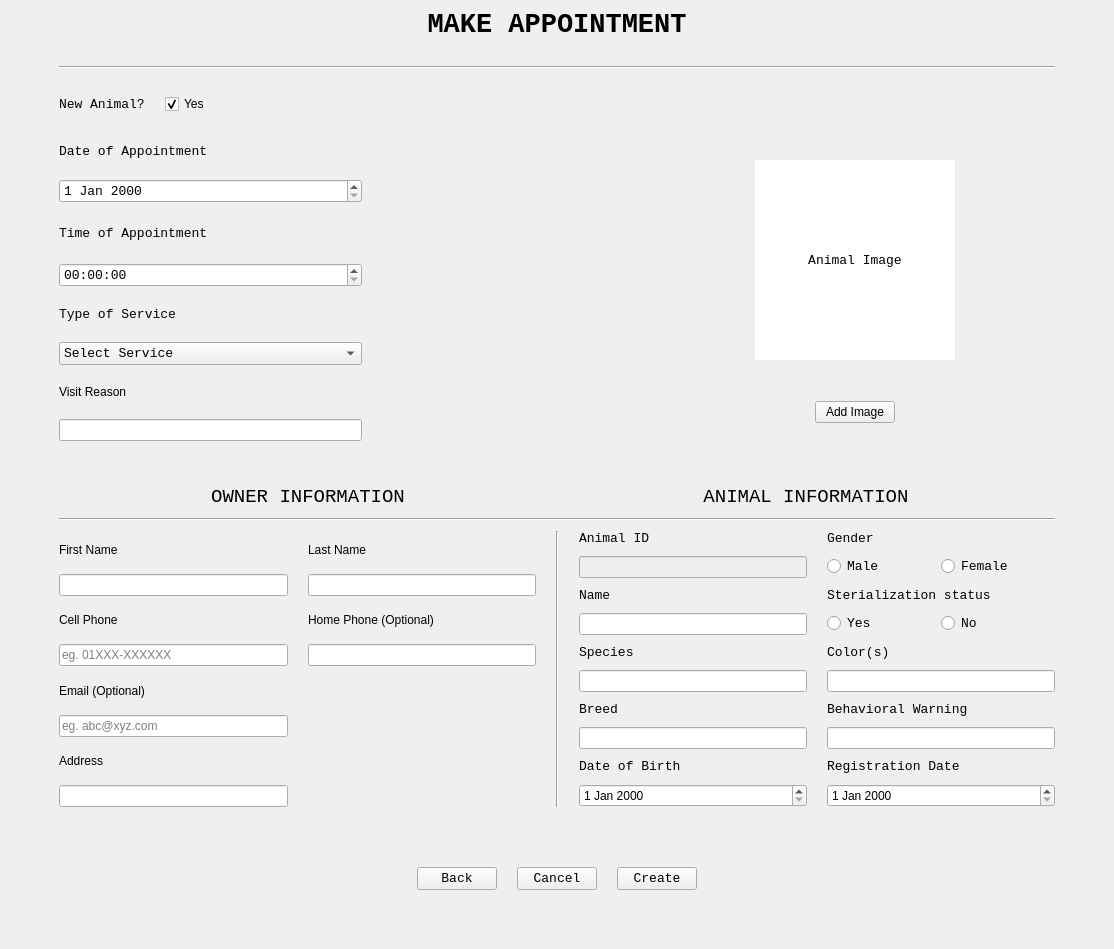
This is ApppointmentCreateUI.ui in ASNaeem/Simple-VCMS as Qt 5 draws it before an edit. The edited form follows.
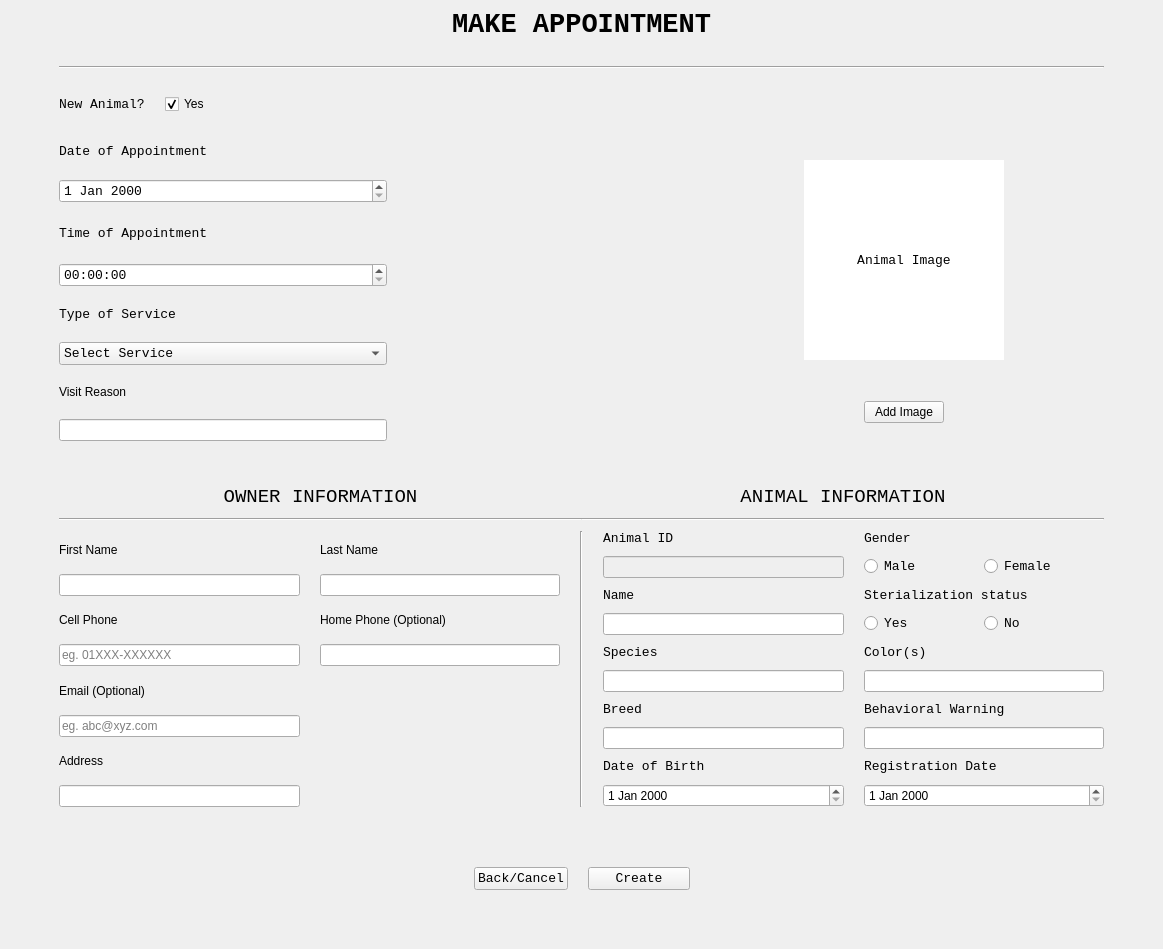
This is the edited form.

Commit message: appointment ui common buttons connected

Diff of the .ui file:
```diff
--- a/ApppointmentCreateUI.ui
+++ b/ApppointmentCreateUI.ui
@@ -6,7 +6,7 @@
    <rect>
     <x>0</x>
     <y>0</y>
-    <width>1114</width>
+    <width>1163</width>
     <height>949</height>
    </rect>
   </property>
@@ -919,26 +919,7 @@
            </font>
           </property>
           <property name="text">
-           <string>Back</string>
-          </property>
-         </widget>
-        </item>
-        <item>
-         <widget class="QPushButton" name="button_cancel">
-          <property name="sizePolicy">
-           <sizepolicy hsizetype="Fixed" vsizetype="Fixed">
-            <horstretch>0</horstretch>
-            <verstretch>0</verstretch>
-           </sizepolicy>
-          </property>
-          <property name="font">
-           <font>
-            <family>Courier New</family>
-            <pointsize>10</pointsize>
-           </font>
-          </property>
-          <property name="text">
-           <string>Cancel</string>
+           <string>Back/Cancel</string>
           </property>
          </widget>
         </item>
@@ -957,7 +938,7 @@
            </font>
           </property>
           <property name="text">
-           <string>Create</string>
+           <string>   Create   </string>
           </property>
          </widget>
         </item>
```
Left out of the diff: 4 changed lines with no effect on the pictures. The commit also changes 4 other files.
